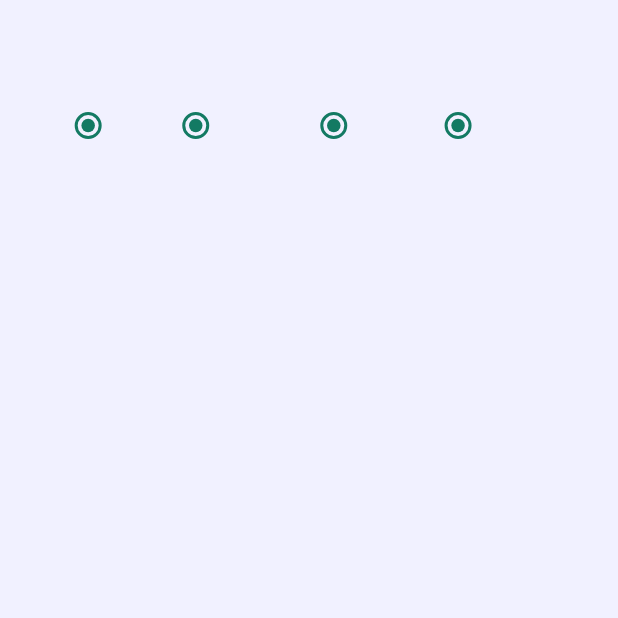
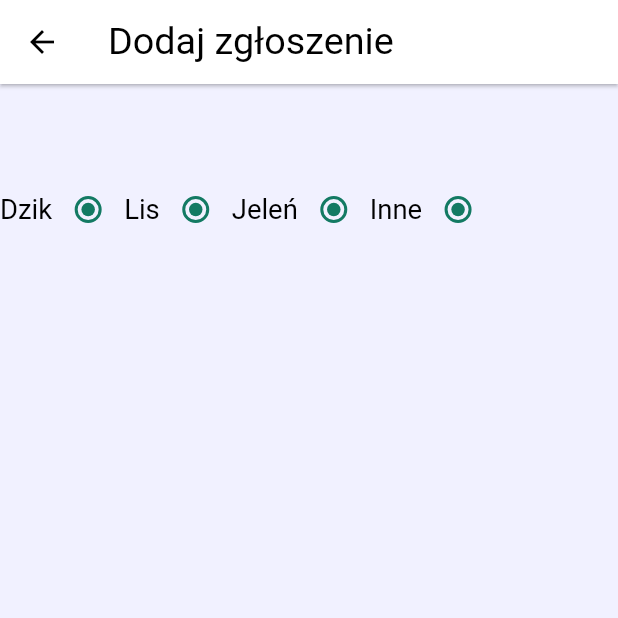
Before and after one commit to Katarzyna-Kadziolka/WildAlertMobile, a Flutter app: the screen it shows after launch, after a tap on an icon or button, on a phone screen of 412 x 824 dp, the top half of it. Run offline on Flutter 3.47's test engine with Material 2 defaults, Android fonts, the phone set to English and light mode, and no system bars; our stand-ins replace flutter_bloc, flutter_screenutil, google_maps_flutter.

Commit message:
New navbar

```diff
--- a/wild_alert_mobile/lib/common/styles/colors.dart
+++ b/wild_alert_mobile/lib/common/styles/colors.dart
@@ -4,7 +4,7 @@ class AppColors {
   static const Color primaryBackground = Color.fromARGB(241,241,241,255);
   static const Color primarySecondaryBackground = Color.fromARGB(255,255,255,255);
   static const Color primaryElement = Color(0xFF137a63);
-  static const Color primaryText = Color.fromARGB(0, 0, 0, 0);
+  static const Color primaryText = Color(0xFF000000);
   static const Color secondaryText = Color(0xFFFFFFFF);
   static const Color secondaryElement = Color(0xFF1D1B20);
 
--- a/wild_alert_mobile/lib/common/widgets/application_widgets.dart
+++ b/wild_alert_mobile/lib/common/widgets/application_widgets.dart
@@ -59,19 +59,16 @@ Widget mainButton(Function() func) {
   );
 }
 
-// AppBar logoAppBar() {
-//   return AppBar(
-//     title: Container(
-//       alignment: Alignment.centerLeft,
-//       width: 200.w,
-//       child: Image.asset('assets/Logo.png', fit: BoxFit.cover),
-//     ),
-//   );
-// }
+AppBar logoAppBar() {
+  return AppBar(
+    title: Text("Dodaj zgłoszenie", style: TextStyle(
+        color: AppColors.primaryText, fontSize: 22.sp, fontWeight: FontWeight.normal),),
+  );
+}
 
 Widget buildTextField(){
   return Container(
-    width: 325.w,
+    width: 250.w,
     height: 50.h,
     decoration: BoxDecoration(
       color: AppColors.primarySecondaryBackground,
@@ -89,7 +86,7 @@ Widget buildTextField(){
         Padding(
           padding: EdgeInsets.only(top:15.h),
           child: SizedBox(
-            width: 250.w,
+            width: 175.w,
             height: 50.h,
             child: const TextField(
               keyboardType: TextInputType.multiline,
--- a/wild_alert_mobile/lib/features/alert/alert_page.dart
+++ b/wild_alert_mobile/lib/features/alert/alert_page.dart
@@ -25,6 +25,7 @@ class _AlertPageState extends State<AlertPage> {
       child: SafeArea(
         child: Scaffold(
           backgroundColor: AppColors.primaryBackground,
+          appBar: logoAppBar(),
           body: BlocBuilder<AlertBlocs, AlertState>(
             builder: (context, state) {
               return SingleChildScrollView(
--- a/wild_alert_mobile/lib/features/map/map_page_widgets.dart
+++ b/wild_alert_mobile/lib/features/map/map_page_widgets.dart
@@ -23,7 +23,8 @@ Widget mainMap(BuildContext context) {
         top: 630,
         left: 10,
         right: 350,
-        child: alertButton(() => Navigator.of(context).pushNamed(AppRoutes.ALERT)),
+        child:
+            alertButton(() => Navigator.of(context).pushNamed(AppRoutes.ALERT)),
       ),
       Positioned(
         child: Container(
@@ -32,11 +33,31 @@ Widget mainMap(BuildContext context) {
           child: Column(
             crossAxisAlignment: CrossAxisAlignment.start,
             children: [
-                buildTextField()
+              buildTextField(),
             ],
           ),
+        ),
+      ),
+      Positioned(
+        right: 10,
+        top: 24,
+        child: Container(
+          width: 45.w,
+          height: 45.w,
+          margin: EdgeInsets.only(right: 12.w),
+          decoration: BoxDecoration(
+              color: AppColors.primaryBackground,
+              borderRadius: BorderRadius.all(Radius.circular(15.w)),
+              boxShadow: [
+                BoxShadow(
+                    color: Colors.grey.withOpacity(0.5),
+                    spreadRadius: 1,
+                    blurRadius: 2,
+                    offset: const Offset(0, 1))
+              ]),
+          child: Image.asset('assets/account.png'),
+        ),
       )
-      ),
     ],
   );
 }
```
Also changed, not shown: wild_alert_mobile/assets/account.png (added), wild_alert_mobile/assets/close.png (added). Lines whose indentation alone changed are shown as unchanged.
